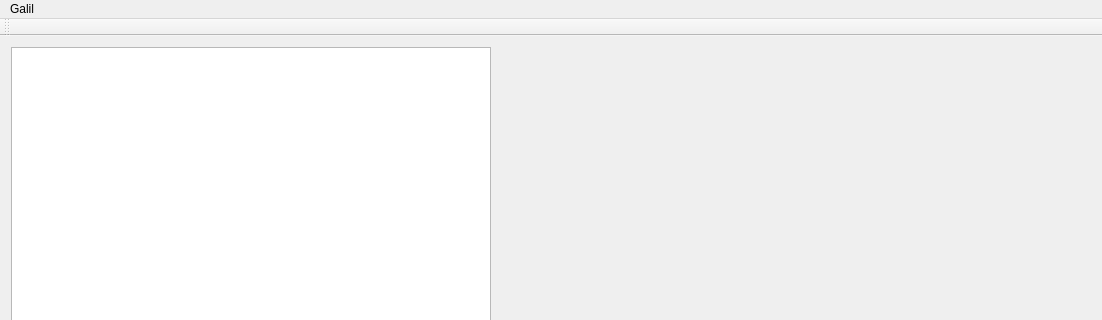
This is src/Window_GalilMotionController/mainwindow.ui in dmherrington/ECM-Control-System as Qt 5 draws it before an edit; both pictures show x 0 to 1102 and y 0 to 320 of the 1102 by 708 pixel window. The edited form follows.
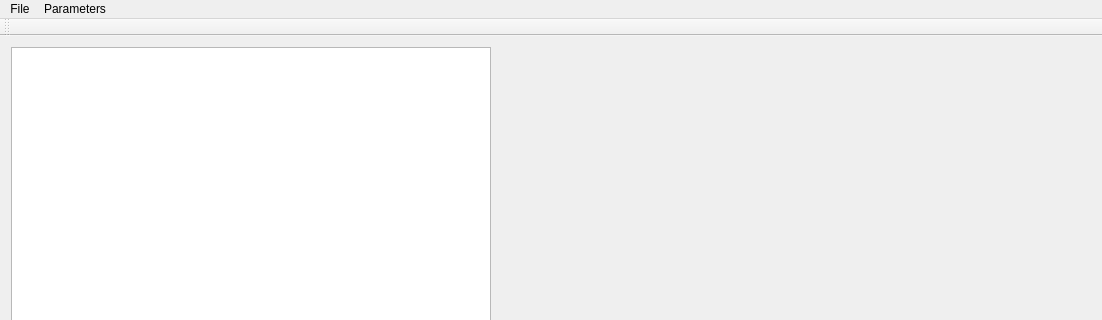
This is the edited form. Custom widgets are drawn as their Qt base class.

The edit to the form file:
```diff
--- a/src/Window_GalilMotionController/mainwindow.ui
+++ b/src/Window_GalilMotionController/mainwindow.ui
@@ -1100,13 +1100,27 @@
    </property>
    <widget class="QMenu" name="menuGalil">
     <property name="title">
-     <string>Galil</string>
+     <string>File</string>
     </property>
     <addaction name="actionSave_Program"/>
     <addaction name="actionSave_As_Program"/>
     <addaction name="actionLoad_Program"/>
+    <addaction name="separator"/>
+    <addaction name="actionOpen_Connection"/>
+    <addaction name="actionClose_Connection"/>
+    <addaction name="separator"/>
+    <addaction name="actionExit"/>
+   </widget>
+   <widget class="QMenu" name="menuSettings">
+    <property name="title">
+     <string>Parameters</string>
+    </property>
+    <addaction name="actionSave_Current_Parameters"/>
+    <addaction name="actionSave_As_Current_Parameters"/>
+    <addaction name="actionLoad_Parameters"/>
    </widget>
    <addaction name="menuGalil"/>
+   <addaction name="menuSettings"/>
   </widget>
   <widget class="QToolBar" name="mainToolBar">
    <attribute name="toolBarArea">
```
Left out of the diff: 36 changed lines with no effect on the pictures.
